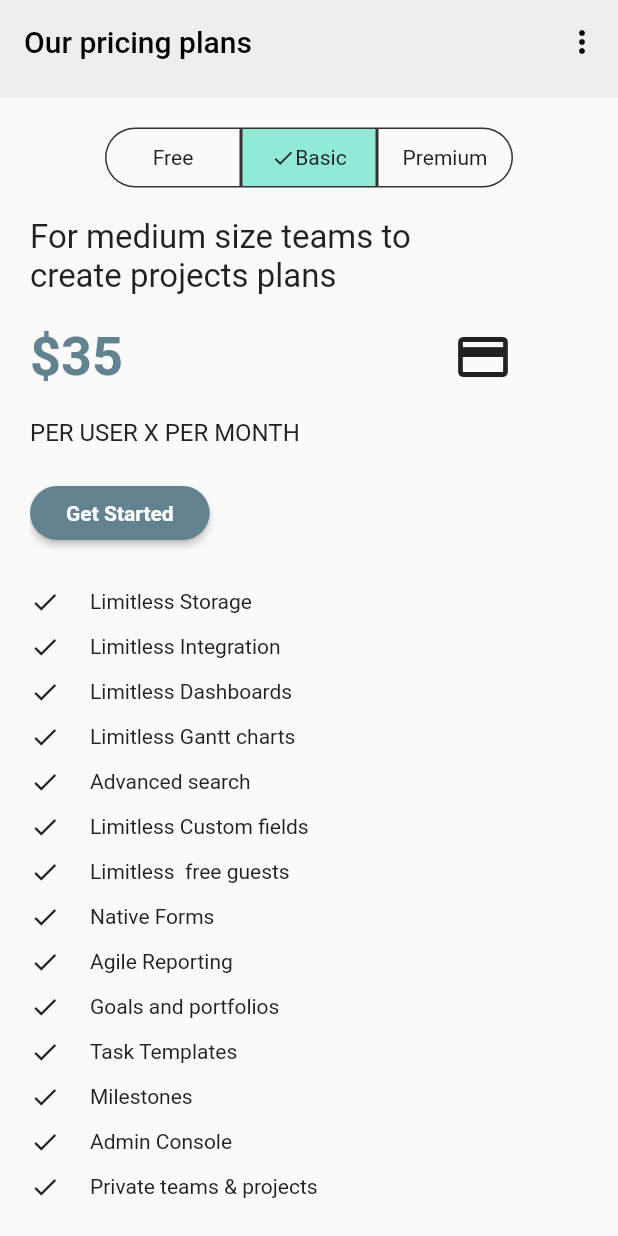
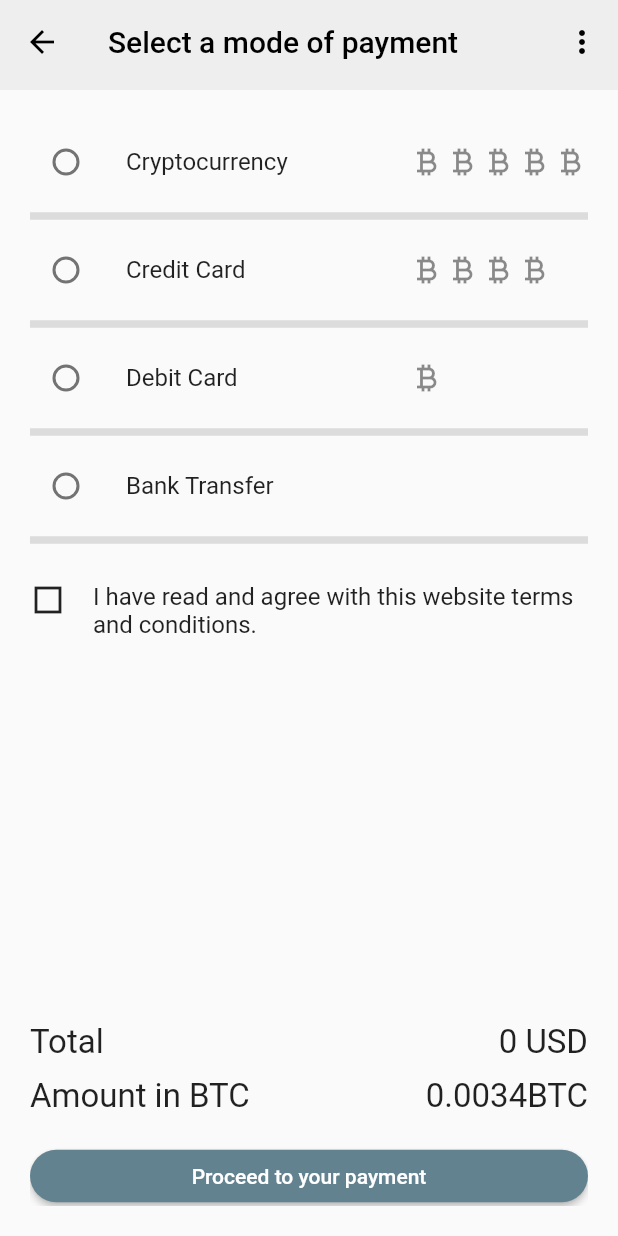
Before and after one commit to usseiin/chek_out, a Flutter app: the screen it shows after launch, after a tap on "Basic", after a tap on "Get Started", on a phone screen of 412 x 824 dp. Run offline on Flutter 3.47's test engine with Material 2 defaults, Android fonts, the phone set to English and light mode, and no system bars.

Commit message:
UI update
added other screen UI

```diff
--- a/lib/constants/constants.dart
+++ b/lib/constants/constants.dart
@@ -6,6 +6,7 @@ class CColor {
   static const Color title = Colors.black;
   static const Color background = Colors.grey;
   static const Color dtext = Colors.grey;
+  static const Color greyBackground = Colors.grey;
   static const Color ntext1 = Color(0xffffffff);
   static const Color ntext2 = Color(0xff222222);
   static const Color ltext = Colors.grey;
@@ -74,3 +75,62 @@ List<String> premiumList = [
   'Multi-board guests',
   'Attachment permissions',
 ];
+
+List<Map<String, dynamic>> cryptoList = [
+  {
+    'name': 'Bitcoin',
+    'symbol': 'BTC',
+    'logo': const Icon(Icons.currency_bitcoin),
+    'address': '18Td9sG9no7HPmDQKwFi6N9bZJbjzF821x'
+  },
+  {
+    'name': 'Etherium',
+    'symbol': 'ETH',
+    'logo': const Icon(Icons.currency_bitcoin),
+    'address': '0xbfc2f23af03243fa60220037b86f00ed0ed4f5a1'
+  },
+  {
+    'name': 'Tether',
+    'symbol': 'USD',
+    'logo': const Icon(Icons.currency_bitcoin),
+    'address': 'TXj63seprxdnDNWxgwRswFjPemGmHcxSsr'
+  },
+  {
+    'name': 'Binance',
+    'symbol': 'BUSD',
+    'logo': const Icon(Icons.currency_bitcoin),
+    'address': '0xbfc2f23af03243fa60220037b86f00ed0ed4f5a1'
+  },
+  {
+    'name': 'Dogecoin',
+    'symbol': 'DOGE',
+    'logo': const Icon(Icons.currency_bitcoin),
+    'address': '0xbfc2f23af03243fa60220037b86f00ed0ed4f5a1'
+  },
+];
+
+List<Map<String, dynamic>> creditCardList = [
+  {
+    'name': 'Master Card',
+    'logo': const Icon(Icons.currency_bitcoin),
+  },
+  {
+    'name': 'VISA',
+    'logo': const Icon(Icons.currency_bitcoin),
+  },
+  {
+    'name': 'America Express',
+    'logo': const Icon(Icons.currency_bitcoin),
+  },
+  {
+    'name': 'Discover',
+    'logo': const Icon(Icons.currency_bitcoin),
+  },
+];
+
+List<Map<String, dynamic>> debitCardList = [
+  {
+    'name': 'Debit Card',
+    'logo': const Icon(Icons.currency_bitcoin),
+  },
+];
--- /dev/null
+++ b/lib/features/payment_screen/screens/payment_screen.dart
@@ -0,0 +1,264 @@
+// ignore_for_file: public_member_api_docs, sort_constructors_first
+import 'package:flutter/material.dart';
+
+import 'package:chekout_app/features/payment_address/screen/payment_address.dart';
+
+import '../../../constants/constants.dart';
+import '../../../models/model.dart';
+import '../../../widgets/custom_button.dart';
+import '../../../widgets/top_bar.dart';
+
+class PaymentScreen extends StatefulWidget {
+  static const String routeName = 'payment-screen';
+  const PaymentScreen({
+    Key? key,
+  }) : super(key: key);
+
+  @override
+  State<PaymentScreen> createState() => _PaymentScreenState();
+}
+
+class _PaymentScreenState extends State<PaymentScreen> {
+  String? selectedPayModeOption;
+
+  bool toExpand = false;
+
+  String? payMode;
+
+  bool isTAndCSelected = false;
+
+  void setPayMode(val) {
+    setState(() {
+      selectedPayModeOption = val;
+    });
+  }
+
+  void agreed() {
+    setState(() {
+      isTAndCSelected = !isTAndCSelected;
+    });
+  }
+
+  @override
+  Widget build(BuildContext context) {
+    final SelectStream selectStream = SelectStream();
+    return Scaffold(
+      appBar: const CustomAppBar(
+        height: 60,
+        title: 'Select a mode of payment',
+      ),
+      body: SafeArea(
+        child: Padding(
+          padding: const EdgeInsets.all(20.0),
+          child: SingleChildScrollView(
+            child: Container(
+              constraints: BoxConstraints(
+                  minHeight: MediaQuery.of(context).size.height - 96),
+              child: Column(
+                mainAxisAlignment: MainAxisAlignment.spaceBetween,
+                children: [
+                  Column(
+                    children: [
+                      PayModeOption(
+                        text: 'Cryptocurrency',
+                        onClicked: setPayMode,
+                        selectedPayModeOption: selectedPayModeOption,
+                        items: cryptoList,
+                      ),
+                      const Divider(thickness: 5),
+                      PayModeOption(
+                        text: 'Credit Card',
+                        onClicked: setPayMode,
+                        selectedPayModeOption: selectedPayModeOption,
+                        items: creditCardList,
+                      ),
+                      const Divider(thickness: 5),
+                      PayModeOption(
+                        text: 'Debit Card',
+                        onClicked: setPayMode,
+                        selectedPayModeOption: selectedPayModeOption,
+                        items: debitCardList,
+                      ),
+                      const Divider(thickness: 5),
+                      PayModeOption(
+                        text: 'Bank Transfer',
+                        onClicked: setPayMode,
+                        selectedPayModeOption: selectedPayModeOption,
+                        items: const [],
+                      ),
+                      const Divider(thickness: 5),
+                      const SizedBox(height: 20),
+                      Row(
+                        crossAxisAlignment: CrossAxisAlignment.start,
+                        children: [
+                          GestureDetector(
+                            onTap: agreed,
+                            child: (isTAndCSelected == false)
+                                ? const Icon(Icons.square_outlined)
+                                : const Icon(
+                                    Icons.check_box,
+                                    color: CColor.select,
+                                  ),
+                          ),
+                          const SizedBox(width: 18),
+                          const Expanded(
+                            child: Text(
+                              'I have read and agree with this website terms and conditions.',
+                              style: TextStyle(fontSize: 16),
+                            ),
+                          ),
+                        ],
+                      ),
+                    ],
+                  ),
+                  // const SizedBox(height: 75),
+                  Column(
+                    mainAxisAlignment: MainAxisAlignment.end,
+                    children: [
+                      Column(
+                        children: [
+                          const SizedBox(height: 50),
+                          Row(
+                            mainAxisAlignment: MainAxisAlignment.spaceBetween,
+                            children: [
+                              const Text(
+                                'Total',
+                                style: TextStyle(fontSize: 22),
+                              ),
+                              StreamBuilder<UserValue>(
+                                stream: selectStream.valueStream,
+                                builder: (context, snapshot) {
+                                  if (snapshot.hasData) {
+                                    final value =
+                                        (snapshot.data as UserValue).amount;
+                                    print('has value');
+                                    return Text(
+                                      '$value USD',
+                                      style: const TextStyle(fontSize: 22),
+                                    );
+                                  }
+                                  return const CircularProgressIndicator();
+                                },
+                              ),
+                            ],
+                          ),
+                          const SizedBox(height: 10),
+                          Row(
+                            mainAxisAlignment: MainAxisAlignment.spaceBetween,
+                            children: const [
+                              Text(
+                                'Amount in BTC',
+                                style: TextStyle(fontSize: 22),
+                              ),
+                              Text(
+                                '0.0034BTC',
+                                style: TextStyle(fontSize: 22),
+                              )
+                            ],
+                          ),
+                        ],
+                      ),
+                      const SizedBox(height: 16),
+                      CustomButton(
+                        text: 'Proceed to your payment',
+                        onClicked: () {
+                          Navigator.pushNamed(
+                            context,
+                            PaymentAddressScreen.routeName,
+                          );
+                        },
+                      )
+                    ],
+                  )
+                ],
+              ),
+            ),
+          ),
+        ),
+      ),
+    );
+  }
+}
+
+class CryptoTypeContainer extends StatelessWidget {
+  const CryptoTypeContainer({
+    Key? key,
+    required this.items,
+  }) : super(key: key);
+
+  final List items;
+
+  @override
+  Widget build(BuildContext context) {
+    return SingleChildScrollView(
+      child: Column(
+        children: [
+          ListView.builder(
+            itemCount: items.length,
+            shrinkWrap: true,
+            itemBuilder: (context, index) {
+              return ListTile(
+                leading: items[index]['logo'],
+                title: Text(
+                  '${items[index]['name']}(${items[index]['symbol'] ?? ''})',
+                ),
+              );
+            },
+          )
+        ],
+      ),
+    );
+  }
+}
+
+class PayModeOption extends StatelessWidget {
+  const PayModeOption({
+    Key? key,
+    required this.text,
+    required this.onClicked,
+    this.items,
+    required this.selectedPayModeOption,
+  }) : super(key: key);
+  final String text;
+  final Function onClicked;
+  final List<dynamic>? items;
+  final String? selectedPayModeOption;
+
+  @override
+  Widget build(BuildContext context) {
+    return Column(
+      children: [
+        ListTile(
+          contentPadding: const EdgeInsets.symmetric(horizontal: 0),
+          leading: Radio(
+            activeColor: CColor.select,
+            value: text,
+            groupValue: 'payment-mode',
+            onChanged: (val) => onClicked(val),
+          ),
+          title: Text(text),
+          trailing: (items != null)
+              ? SizedBox(
+                  width: 120,
+                  child: SingleChildScrollView(
+                    scrollDirection: Axis.horizontal,
+                    child: Row(
+                      children: [
+                        ...List.generate(
+                          items!.length,
+                          (index) => items![index]['logo'],
+                        ),
+                      ],
+                    ),
+                  ),
+                )
+              : null,
+        ),
+        if (selectedPayModeOption == text && items!.isNotEmpty)
+          CryptoTypeContainer(
+            items: items!,
+          ),
+      ],
+    );
+  }
+}
--- a/lib/features/pricing_screen/basic_plan/basic_plan.dart
+++ b/lib/features/pricing_screen/basic_plan/basic_plan.dart
@@ -1,6 +1,8 @@
 import 'package:flutter/material.dart';
 
 import '../../../constants/constants.dart';
+import '../../../models/model.dart';
+import '../../payment_screen/screens/payment_screen.dart';
 import '../widgets/widgets.dart';
 
 class BasicPlanScreen extends StatelessWidget {
@@ -8,6 +10,8 @@ class BasicPlanScreen extends StatelessWidget {
 
   @override
   Widget build(BuildContext context) {
+    int price = 35;
+    final SelectStream value = SelectStream();
     return SingleChildScrollView(
       scrollDirection: Axis.vertical,
       child: Column(
@@ -21,10 +25,12 @@ class BasicPlanScreen extends StatelessWidget {
           Row(
             children: [
               Text(
-                '\$35',
+                '\$$price',
                 style: plansPriceTextStyle(),
               ),
-              const Expanded(child: SizedBox()),
+              const Expanded(
+                child: SizedBox(),
+              ),
               const Icon(
                 Icons.credit_card,
                 size: 40,
@@ -38,7 +44,17 @@ class BasicPlanScreen extends StatelessWidget {
             style: plansheadTextStyle2(),
           ),
           const SizedBox(height: 20),
-          const PricingButton(text: 'Get Started'),
+          PricingButton(
+            text: 'Get Started',
+            onClicked: () {
+              value.setUserAmount = 35;
+              print('done');
+              Navigator.pushNamed(
+                context,
+                PaymentScreen.routeName,
+              );
+            },
+          ),
           const SizedBox(height: 20),
           ...List.generate(
             basicList.length,
--- a/lib/features/pricing_screen/free_plan/free_plan_screen.dart
+++ b/lib/features/pricing_screen/free_plan/free_plan_screen.dart
@@ -8,6 +8,7 @@ class FreePlanScreen extends StatelessWidget {
 
   @override
   Widget build(BuildContext context) {
+    int price = 0;
     return SingleChildScrollView(
       scrollDirection: Axis.vertical,
       child: Column(
@@ -21,7 +22,7 @@ class FreePlanScreen extends StatelessWidget {
           Row(
             children: [
               Text(
-                '\$0',
+                '\$$price',
                 style: plansPriceTextStyle(),
               ),
               const Expanded(child: SizedBox()),
@@ -38,7 +39,10 @@ class FreePlanScreen extends StatelessWidget {
             style: plansheadTextStyle2(),
           ),
           const SizedBox(height: 20),
-          const PricingButton(text: 'Free for life'),
+          PricingButton(
+            text: 'Free for life',
+            onClicked: () {},
+          ),
           const SizedBox(height: 20),
           ...List.generate(
             freeList.length,
--- a/lib/features/pricing_screen/screens/pricing_screen.dart
+++ b/lib/features/pricing_screen/screens/pricing_screen.dart
@@ -1,10 +1,10 @@
-import 'package:chekout_app/features/pricing_screen/basic_plan/basic_plan.dart';
-import 'package:chekout_app/features/pricing_screen/free_plan/free_plan_screen.dart';
-import 'package:chekout_app/features/pricing_screen/premium_plan/premium_screen.dart';
 import 'package:flutter/material.dart';
 
+import '../../../widgets/top_bar.dart';
+import '../basic_plan/basic_plan.dart';
+import '../free_plan/free_plan_screen.dart';
+import '../premium_plan/premium_screen.dart';
 import '../widgets/plans_type_button.dart';
-import '../widgets/top_bar.dart';
 
 class PricingScreen extends StatefulWidget {
   const PricingScreen({Key? key}) : super(key: key);
@@ -33,7 +33,7 @@ class _PricingScreenState extends State<PricingScreen> {
     return Scaffold(
       appBar: const CustomAppBar(
         title: 'Our pricing plans',
-        height: Size(double.infinity, 65),
+        height: 60,
       ),
       body: SafeArea(
         child: Padding(
--- a/lib/features/pricing_screen/widgets/widgets.dart
+++ b/lib/features/pricing_screen/widgets/widgets.dart
@@ -35,14 +35,16 @@ class PricingButton extends StatelessWidget {
   const PricingButton({
     Key? key,
     required this.text,
+    required this.onClicked,
   }) : super(key: key);
 
   final String text;
+  final VoidCallback onClicked;
 
   @override
   Widget build(BuildContext context) {
     return ElevatedButton(
-      onPressed: () {},
+      onPressed: onClicked,
       style: ElevatedButton.styleFrom(
         shape: RoundedRectangleBorder(
           borderRadius: BorderRadius.circular(20),
--- a/lib/main.dart
+++ b/lib/main.dart
@@ -1,7 +1,8 @@
+import 'package:chekout_app/features/pricing_screen/screens/pricing_screen.dart';
 import 'package:flutter/material.dart';
 
 import 'constants/constants.dart';
-import 'features/pricing_screen/screens/pricing_screen.dart';
+import 'route.dart';
 
 void main() {
   runApp(const MyApp());
@@ -19,8 +20,12 @@ class MyApp extends StatelessWidget {
         appBarTheme: const AppBarTheme(
           backgroundColor: CColor.topbar,
           elevation: 0,
+          iconTheme: IconThemeData(
+            color: CColor.title,
+          ),
         ),
       ),
+      onGenerateRoute: (settings) => generateRoute(settings),
       home: const PricingScreen(),
     );
   }
--- /dev/null
+++ b/lib/models/model.dart
@@ -0,0 +1,48 @@
+// ignore_for_file: public_member_api_docs, sort_constructors_first
+import 'dart:async';
+
+class SelectStream {
+  SelectStream._() {
+    _controller = StreamController<UserValue>.broadcast(
+      onListen: () {
+        _controller.sink.add(_userValue);
+      },
+    );
+  }
+
+  static final SelectStream instance = SelectStream._();
+
+  factory SelectStream() => instance;
+
+  late StreamController<UserValue> _controller;
+
+  Stream<UserValue> get valueStream => _controller.stream;
+
+  late final UserValue _userValue = UserValue(amount: 00, address: '');
+
+  set setUserAmount(int amount) {
+    _userValue.copyWith(amount: amount);
+
+    _controller.sink.add(_userValue);
+  }
+}
+
+class UserValue {
+  final int amount;
+  final String address;
+  UserValue({
+    required this.amount,
+    required this.address,
+  });
+
+  copyWith({
+    int? amount,
+    String? address,
+  }) {
+    print('copyWith');
+    return UserValue(
+      amount: amount ?? this.amount,
+      address: address ?? this.address,
+    );
+  }
+}
--- /dev/null
+++ b/lib/route.dart
@@ -0,0 +1,35 @@
+import 'package:flutter/material.dart';
+
+import 'features/appove_transaction/approve_transaction.dart';
+import 'features/payment_address/screen/payment_address.dart';
+import 'features/payment_screen/screens/payment_screen.dart';
+
+Route<dynamic> generateRoute(RouteSettings settings) {
+  switch (settings.name) {
+    case PaymentScreen.routeName:
+      return MaterialPageRoute(
+        settings: settings,
+        builder: (_) => const PaymentScreen(),
+      );
+    case PaymentAddressScreen.routeName:
+      return MaterialPageRoute(
+        settings: settings,
+        builder: (_) => const PaymentAddressScreen(),
+      );
+    case ApproveTransactionScreen.routeName:
+      return MaterialPageRoute(
+        settings: settings,
+        builder: (_) => const ApproveTransactionScreen(),
+      );
+    default:
+      return MaterialPageRoute(
+        builder: (_) {
+          return const MaterialApp(
+            home: Scaffold(
+              body: Text("Page doesn't exit"),
+            ),
+          );
+        },
+      );
+  }
+}
--- /dev/null
+++ b/lib/widgets/custom_button.dart
@@ -0,0 +1,31 @@
+import 'package:chekout_app/constants/constants.dart';
+import 'package:flutter/material.dart';
+
+class CustomButton extends StatelessWidget {
+  const CustomButton({
+    Key? key,
+    required this.text,
+    required this.onClicked,
+  }) : super(key: key);
+
+  final String text;
+  final VoidCallback onClicked;
+
+  @override
+  Widget build(BuildContext context) {
+    return ElevatedButton(
+      onPressed: onClicked,
+      style: ElevatedButton.styleFrom(
+        primary: CColor.button,
+        minimumSize: const Size(double.infinity, 35),
+        shape: RoundedRectangleBorder(
+          borderRadius: BorderRadius.circular(18),
+        ),
+      ),
+      child: Text(
+        text,
+        style: const TextStyle(fontSize: 14),
+      ),
+    );
+  }
+}
--- a/lib/features/pricing_screen/widgets/top_bar.dart
+++ b/lib/widgets/top_bar.dart
@@ -9,7 +9,7 @@ class CustomAppBar extends StatelessWidget implements PreferredSizeWidget {
     required this.title,
   }) : super(key: key);
 
-  final Size height;
+  final double height;
   final String title;
 
   @override
@@ -28,9 +28,16 @@ class CustomAppBar extends StatelessWidget implements PreferredSizeWidget {
           ),
         ),
       ],
+      // bottom: TabBar(
+      //   tabs: [
+      //     Text('tab1'),
+      //     Text('tab1'),
+      //     Text('tab1'),
+      //   ],controller: TabController(length: 3, vsync: this),
+      // ),
     );
   }
 
   @override
-  Size get preferredSize => height;
+  Size get preferredSize => Size.fromHeight(height);
 }
```
Also changed, not shown: lib/features/appove_transaction/approve_transaction.dart (added, +96 -0 lines), lib/features/payment_address/screen/payment_address.dart (added, +114 -0 lines), lib/features/pricing_screen/premium_plan/premium_screen.dart (+13 -2 lines).
